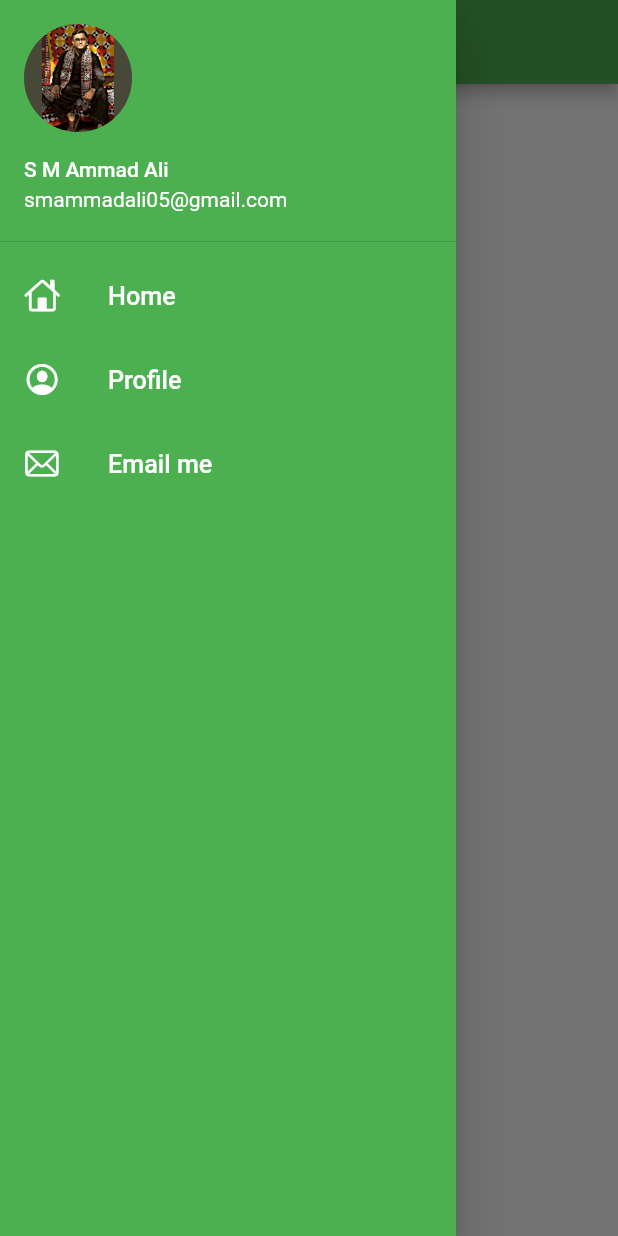
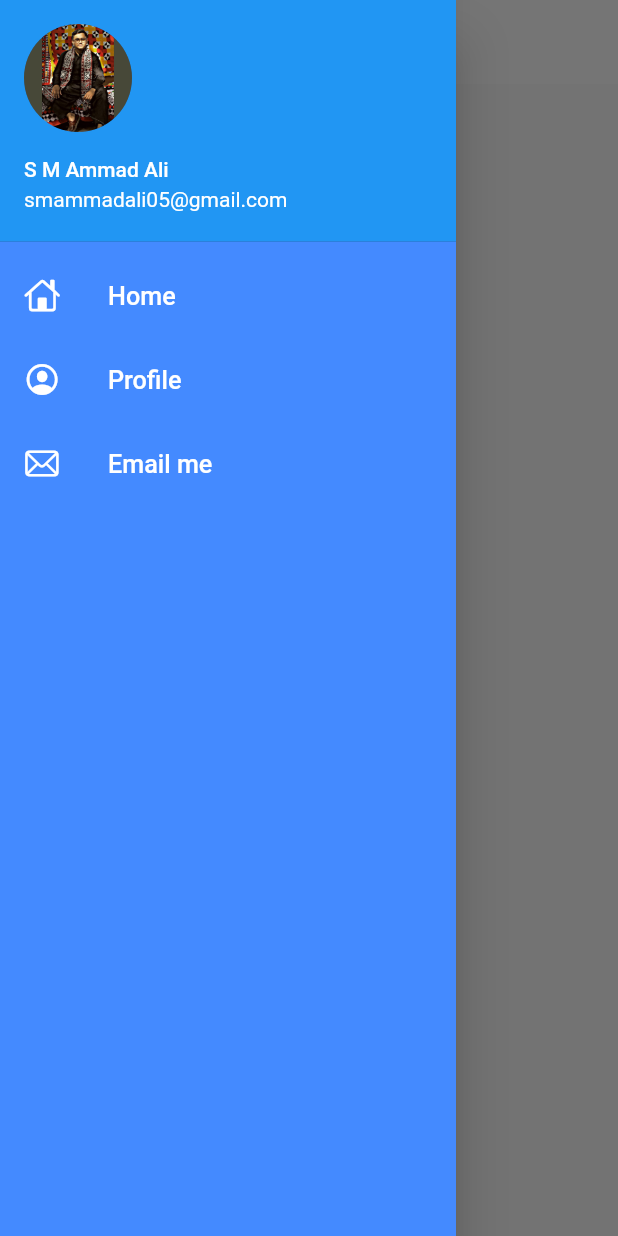
Before and after one commit to SMAmmadAli/30_days_of_flutter, a Flutter app: the screen it shows after launch, with the side drawer open, on a phone screen of 412 x 824 dp. Run offline on Flutter 3.47's test engine with Material 2 defaults, Android fonts, the light colour scheme and no system bars.

Commit message:
themes extracted

```diff
--- a/full_flutter/lib/Pages/second_page.dart
+++ b/full_flutter/lib/Pages/second_page.dart
@@ -4,7 +4,6 @@
 
 class HomePage extends StatelessWidget {
   Widget build(BuildContext context) {
-
     final String sentance = "Hello Flutter ";
     final double bnum = 2.35;
     final String name = "Babar Azam";
@@ -16,7 +15,11 @@
 
     return Scaffold(
       appBar: AppBar(
-          title: Center(child: Text("Catalog App")),
+        title: Center(
+            child: Text(
+          "Catalog App",
+          style: TextStyle(color: Colors.black),
+        )),
       ),
       body: Center(
         child: SingleChildScrollView(
@@ -24,25 +27,19 @@
             children: [
               Padding(
                 padding: const EdgeInsets.all(100.0),
-                   child: Container(
-                      child: Text("$sentance $bnum \n$name \n$num")
-
+                child: Container(child: Text("$sentance $bnum \n$name \n$num")),
               ),
-                 ),
-                SizedBox(
-                  height: 40.0
-                ),
+              SizedBox(height: 40.0),
               ElevatedButton(
                 child: Text("Go to Login Page"),
                 style: TextButton.styleFrom(
-                  minimumSize: Size(150.0,40.0),
+                    minimumSize: Size(150.0, 40.0),
                     backgroundColor: Colors.blueAccent,
                     primary: Colors.white,
                     textStyle: TextStyle(
                       fontWeight: FontWeight.w700,
                       fontSize: 18,
-                    )
-                ),
+                    )),
                 onPressed: () {
                   Navigator.pushNamed(context, MyRoutes.loginRoute);
                 },
@@ -52,7 +49,6 @@
         ),
       ),
       drawer: myDrawer(),
-
     );
   }
 }
--- a/full_flutter/lib/main.dart
+++ b/full_flutter/lib/main.dart
@@ -2,6 +2,7 @@
 import 'package:full_flutter/Pages/Login_page.dart';
 import 'package:full_flutter/Pages/second_page.dart';
 import 'package:full_flutter/utils/routes.dart';
+import 'package:full_flutter/widgets/themes.dart';
 
 
 void main(List<String> args) {
@@ -17,13 +18,8 @@
 
       // home: HomePage(),
       themeMode: ThemeMode.light,
-      darkTheme: ThemeData(
-        brightness: Brightness.dark,
-        ),
-      theme: ThemeData(
-        primarySwatch: Colors.green,
-        // primaryTextTheme: GoogleFonts.
-        ),
+      darkTheme: MyTheme.darktheme(context),
+      theme: MyTheme.lighttheme(context),
 
       initialRoute: MyRoutes.homeRoute,
 
--- a/full_flutter/lib/widgets/drawer.dart
+++ b/full_flutter/lib/widgets/drawer.dart
@@ -11,7 +11,7 @@
   Widget build(BuildContext context) {
     return Drawer(
       child: Container(
-        color: Colors.green,
+        color: Colors.blueAccent,
         child: ListView(
           padding: EdgeInsets.all(0),
           children: [
--- /dev/null
+++ b/full_flutter/lib/widgets/themes.dart
@@ -0,0 +1,16 @@
+import 'package:flutter/material.dart';
+
+class MyTheme{
+  static ThemeData lighttheme(BuildContext context) => ThemeData(
+        // primarySwatch: Colors.blueGrey  ,
+        appBarTheme: AppBarTheme(
+        color: Colors.white,
+        elevation: 0.0,
+        iconTheme: IconThemeData(color: Colors.black),
+        // textTheme: Theme.of(context).textTheme,
+        ),
+  );
+  static ThemeData darktheme(BuildContext context) => ThemeData(
+       brightness: Brightness.dark,
+  );
+}
```
Lines whose indentation alone changed are shown as unchanged.
